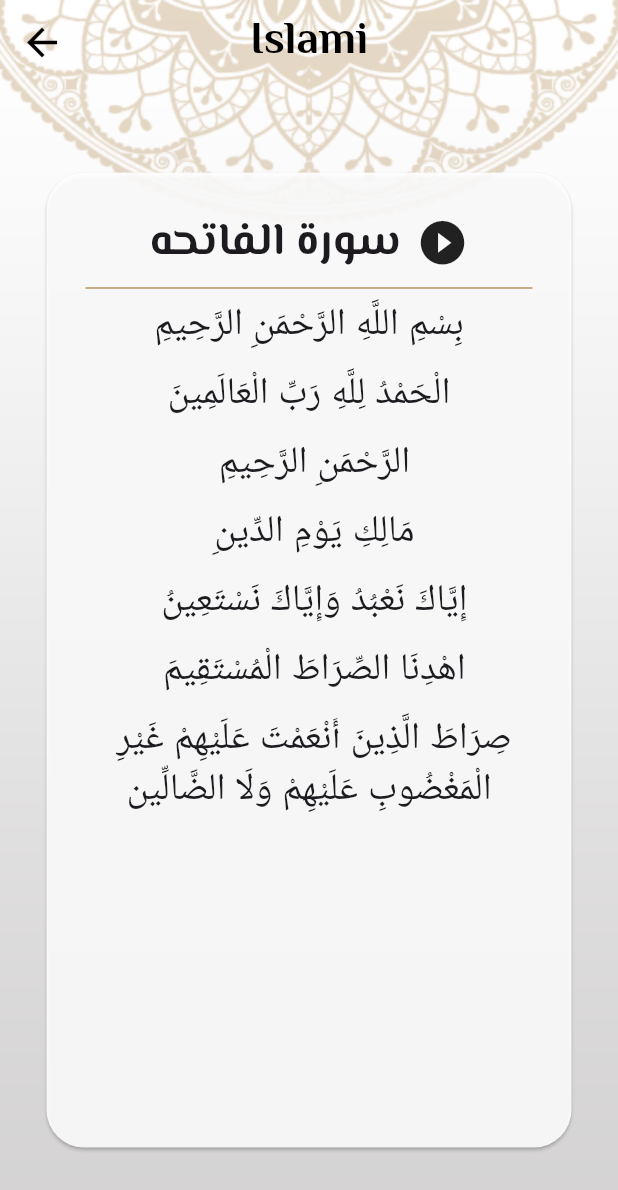
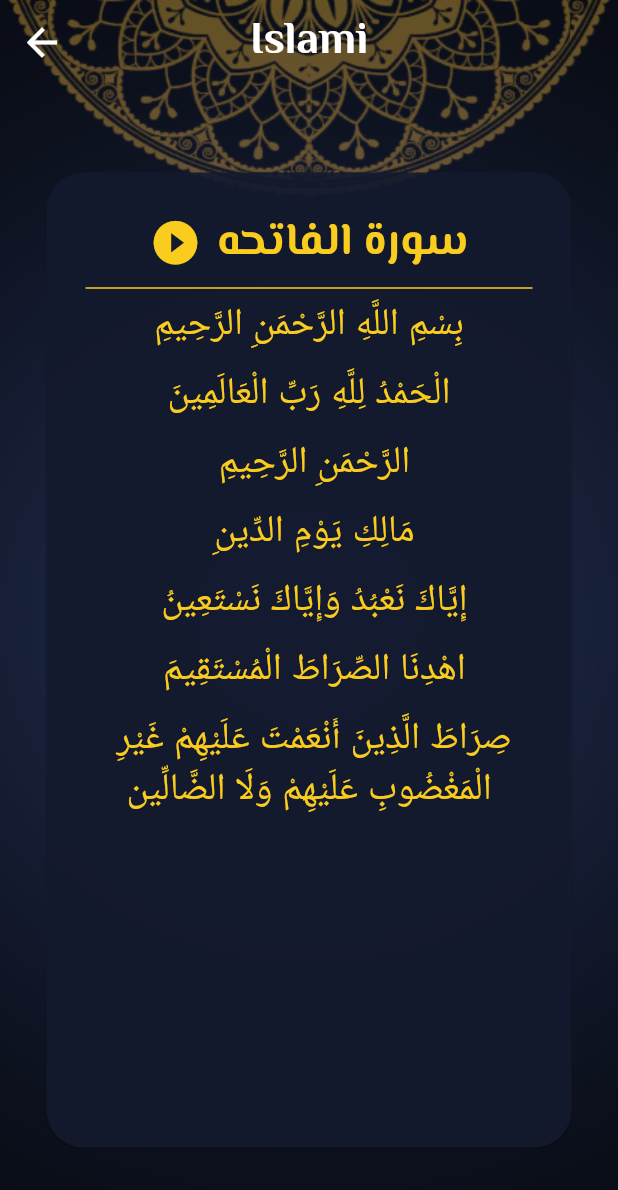
Before and after one commit to Omnia-97/Muslim_app_flutter, a Flutter app: the screen it shows after launch, after a tap on "الفاتحه", on a phone screen of 412 x 824 dp. Shown: the top 1190 px of the screen. Run offline on Flutter 3.47's test engine with Material 3 defaults, Android fonts, the phone set to English and light mode, and no system bars; our stand-ins replace google_fonts; generated files the repository leaves out were written again.

Commit message:
apply provider and darkMode

```diff
--- a/lib/islami_app_theme.dart
+++ b/lib/islami_app_theme.dart
@@ -5,6 +5,8 @@ import 'package:google_fonts/google_fonts.dart';
 
 class MyThemeData {
   static const Color primaryColor = Color(0xFFB7935F);
+  static const Color primaryDarkColor = Color(0xFF141A2E);
+static const Color amberColor =Color(0xFFFACC1D);
   static const Color blackColor = Colors.black;
   static const Color whiteColor = Colors.white;
   static ThemeData lightTheme = ThemeData(
@@ -61,5 +63,59 @@ class MyThemeData {
       unselectedItemColor: whiteColor,
     ),
   );
-  static ThemeData darkTheme = ThemeData();
+  static ThemeData darkTheme = ThemeData(
+    brightness: Brightness.dark,
+    primaryColor: primaryDarkColor,
+    dividerTheme: DividerThemeData(
+      color: amberColor,
+      thickness: 3,
+    ),
+    textTheme: TextTheme(
+      titleSmall: GoogleFonts.inter(
+        fontSize: 25,
+        letterSpacing: .5,
+        fontWeight: FontWeight.w500,
+        color: Color(0xFF0F1424) ,
+      ),
+      bodySmall: GoogleFonts.inter(
+        fontSize: 25,
+        letterSpacing: .5,
+        fontWeight: FontWeight.w500,
+      ),
+      bodyMedium: GoogleFonts.elMessiri(
+        fontSize: 25,
+        fontWeight: FontWeight.w600,
+      ),
+      bodyLarge: GoogleFonts.elMessiri(
+        fontSize: 30,
+        fontWeight: FontWeight.bold,
+
+      ),
+    ),
+    scaffoldBackgroundColor: Colors.transparent,
+    appBarTheme: AppBarTheme(
+      centerTitle: true,
+      elevation: 0,
+      scrolledUnderElevation: 0,
+      backgroundColor: Colors.transparent,
+      iconTheme: IconThemeData(
+        color: whiteColor,
+        size: 30,
+      ),
+      titleTextStyle: GoogleFonts.elMessiri(
+        fontSize: 30,
+        fontWeight: FontWeight.bold,
+        color: whiteColor,
+      ),
+    ),
+    bottomNavigationBarTheme: BottomNavigationBarThemeData(
+      elevation: 0,
+      selectedItemColor: amberColor,
+      showSelectedLabels: true,
+      showUnselectedLabels: false,
+      type: BottomNavigationBarType.fixed,
+      backgroundColor: primaryDarkColor,
+      unselectedItemColor: whiteColor,
+    ),
+  );
 }
--- a/lib/main.dart
+++ b/lib/main.dart
@@ -27,10 +27,11 @@ class IslamiApp extends StatelessWidget {
     return MaterialApp(
       localizationsDelegates: AppLocalizations.localizationsDelegates,
       supportedLocales: AppLocalizations.supportedLocales,
-      locale: Locale('${provider.languageCode}'),
+      locale: Locale(provider.languageCode),
       debugShowCheckedModeBanner: false,
       theme: MyThemeData.lightTheme,
       darkTheme: MyThemeData.darkTheme,
+      themeMode: provider.themeMode,
       routes: {
         SplashScreen.routeName: (context) => SplashScreen(),
         HomeScreen.routeName: (context) => HomeScreen(),
--- a/lib/pages/home/home.dart
+++ b/lib/pages/home/home.dart
@@ -5,6 +5,8 @@ import 'package:islami_app/pages/home/tabs/quran_tab.dart';
 import 'package:islami_app/pages/home/tabs/radio_tab.dart';
 import 'package:islami_app/pages/home/tabs/sebha_tab.dart';
 import 'package:islami_app/pages/home/tabs/settings_tab.dart';
+import 'package:islami_app/providers/my_provider.dart';
+import 'package:provider/provider.dart';
 
 class HomeScreen extends StatefulWidget {
   HomeScreen({super.key});
@@ -19,11 +21,12 @@ class _HomeScreenState extends State<HomeScreen> {
 
   @override
   Widget build(BuildContext context) {
+    var provider =Provider.of<MyProvider>(context);
     return Stack(
       children: [
         Image(
           image: AssetImage(
-            'assets/images/background_home.png',
+            provider.changeBackGround(),
           ),
           fit: BoxFit.fill,
           width: double.infinity,
--- a/lib/pages/home/tabs/quran_tab.dart
+++ b/lib/pages/home/tabs/quran_tab.dart
@@ -1,7 +1,9 @@
 import 'package:flutter/material.dart';
 import 'package:islami_app/islami_app_theme.dart';
 import 'package:flutter_gen/gen_l10n/app_localizations.dart';
+import 'package:islami_app/providers/my_provider.dart';
 import 'package:islami_app/widgets/quran_title_widget.dart';
+import 'package:provider/provider.dart';
 
 class QuranTab extends StatelessWidget {
   QuranTab({super.key});
@@ -240,6 +242,7 @@ class QuranTab extends StatelessWidget {
 
   @override
   Widget build(BuildContext context) {
+    var provider =Provider.of<MyProvider>(context);
     return Column(
       children: [
         Container(
@@ -255,23 +258,25 @@ class QuranTab extends StatelessWidget {
           children: [
             Expanded(
               child: Text(
+                AppLocalizations.of(context)!.suraName,
+                style: Theme.of(context).textTheme.bodyMedium,
+                textAlign: TextAlign.center,
+              ),
+            ),
+
+            Container(
+              width: 1.5,
+              height: 38,
+              color: provider.changeContainerColor(),
+            ),
+            Expanded(
+              child: Text(
                 AppLocalizations.of(context)!.ayatNumber,
                 style: Theme.of(context).textTheme.bodyMedium,
                 textAlign: TextAlign.center,
               ),
             ),
-            Container(
-              width: 1.5,
-              height: 38,
-              color: MyThemeData.primaryColor,
-            ),
-            Expanded(
-              child: Text(
-                AppLocalizations.of(context)!.suraName,
-                style: Theme.of(context).textTheme.bodyMedium,
-                textAlign: TextAlign.center,
-              ),
-            ),
+
           ],
         ),
         const Divider(),
--- a/lib/pages/splash_Screen.dart
+++ b/lib/pages/splash_Screen.dart
@@ -1,4 +1,6 @@
 import 'package:flutter/material.dart';
+import 'package:islami_app/providers/my_provider.dart';
+import 'package:provider/provider.dart';
 
 import 'home/home.dart';
 
@@ -25,10 +27,13 @@ class _SplashScreenState extends State<SplashScreen> {
 
   @override
   Widget build(BuildContext context) {
+    var provider = Provider.of<MyProvider>(context);
     return Container(
       decoration: BoxDecoration(
         image: DecorationImage(
-          image: AssetImage('assets/images/Splash.png'),
+          image: AssetImage(
+            provider.changeSplashScreen(),
+          ),
           fit: BoxFit.fill,
         ),
       ),
--- a/lib/providers/my_provider.dart
+++ b/lib/providers/my_provider.dart
@@ -1,9 +1,88 @@
 import 'package:flutter/material.dart';
+import 'package:islami_app/islami_app_theme.dart';
 
 class MyProvider extends ChangeNotifier {
   String languageCode = "en";
+  ThemeMode themeMode=  ThemeMode.dark ;
   void changeLanguage(String langCode) {
     languageCode = langCode;
     notifyListeners();
   }
+  void changeThemeMode (ThemeMode mode){
+    themeMode =mode;
+    notifyListeners();
+  }
+  String changeSplashScreen(){
+    if(themeMode ==ThemeMode.light){
+      return "assets/images/Splash.png" ;
+    }
+    else{
+      return "assets/images/splash_dark_mode.png";
+    }
+  }
+  String changeBackGround(){
+    if(themeMode ==ThemeMode.light){
+      return "assets/images/background_home.png" ;
+    }
+    else{
+      return "assets/images/bg_dark.png";
+    }
+  }
+  Color changeContainerColor(){
+    if(themeMode ==ThemeMode.light){
+      return MyThemeData.primaryColor ;
+    }
+    else{
+      return MyThemeData.amberColor;
+    }
+  }
+  Color changeCardColor(){
+    if(themeMode ==ThemeMode.light){
+      return MyThemeData.whiteColor.withOpacity(.9) ;
+    }
+    else{
+      return MyThemeData.primaryDarkColor.withOpacity(.9);
+    }
+  }
+  Color changeQuranTextColor(){
+    if(themeMode ==ThemeMode.light){
+      return MyThemeData.blackColor ;
+    }
+    else{
+      return MyThemeData.amberColor;
+    }
+  }
+  String changeSeb7aImage(){
+    if(themeMode ==ThemeMode.light){
+      return "assets/images/sebha_screen.png" ;
+    }
+    else{
+      return "assets/images/sebha_darkMode.png";
+    }
+  }
+  Color changeCounterContainerColor(){
+    if(themeMode ==ThemeMode.light){
+      return MyThemeData.primaryColor.withOpacity(.57) ;
+    }
+    else{
+      return MyThemeData.primaryDarkColor.withOpacity(.8);
+    }
+  }
+  String changeBackIc(){
+    if(themeMode ==ThemeMode.light){
+      return "assets/images/Ic_metro-back.png" ;
+    }
+    else{
+      return "assets/images/Icon metro-back_dark.png";
+    }
+  }
+  String changeNextIc(){
+    if(themeMode ==ThemeMode.light){
+      return "assets/images/Ic_metro-next.png" ;
+    }
+    else{
+      return "assets/images/Icon metro-next_dark.png";
+    }
+  }
+
 }
--- a/lib/sura_details/sura_details.dart
+++ b/lib/sura_details/sura_details.dart
@@ -1,8 +1,10 @@
 import 'package:flutter/material.dart';
 import 'package:flutter/services.dart';
+import 'package:google_fonts/google_fonts.dart';
 import 'package:islami_app/islami_app_theme.dart';
 import 'package:islami_app/model/sura_model.dart';
 import 'package:flutter_gen/gen_l10n/app_localizations.dart';
+import 'package:islami_app/providers/my_provider.dart';
 import 'package:islami_app/sura_details/sura_details_provider.dart';
 import 'package:provider/provider.dart';
 
@@ -13,10 +15,7 @@ class SuraDetails extends StatelessWidget {
   @override
   Widget build(BuildContext context) {
     var model = ModalRoute.of(context)!.settings.arguments as SuraModel;
-    /* if (verses.isEmpty) {
-      loadFile(model.index);
-    }*/
-
+    var provider2 = Provider.of<MyProvider>(context);
     return ChangeNotifierProvider<SuraDetailsProvider>(
       create: (context) => SuraDetailsProvider()..loadFile(model.index),
       builder: (context, child) {
@@ -24,7 +23,9 @@ class SuraDetails extends StatelessWidget {
         return Container(
           decoration: BoxDecoration(
             image: DecorationImage(
-                image: AssetImage('assets/images/background_home.png'),
+                image: AssetImage(
+                  provider2.changeBackGround(),
+                ),
                 fit: BoxFit.fill),
           ),
           child: Scaffold(
@@ -39,7 +40,7 @@ class SuraDetails extends StatelessWidget {
                 width: 400,
                 child: Card(
                   margin: EdgeInsets.all(25),
-                  color: MyThemeData.whiteColor.withOpacity(.9),
+                  color: provider2.changeCardColor(),
                   shape: OutlineInputBorder(
                     borderRadius: BorderRadius.circular(25),
                     borderSide: BorderSide(color: Colors.transparent),
@@ -53,17 +54,22 @@ class SuraDetails extends StatelessWidget {
                           child: Row(
                             mainAxisAlignment: MainAxisAlignment.center,
                             children: [
-                              Text(
-                                'سورة ${model.name}',
-                                style: Theme.of(context).textTheme.bodyLarge,
-                                textAlign: TextAlign.center,
+                              Icon(
+                                Icons.play_circle_filled_outlined,
+                                size: 35,
+                                color: provider2.changeQuranTextColor(),
                               ),
                               SizedBox(
                                 width: 10,
                               ),
-                              Icon(
-                                Icons.play_circle_filled_outlined,
-                                size: 35,
+                              Text(
+                                'سورة ${model.name}',
+                                style: GoogleFonts.elMessiri(
+                                  textStyle:
+                                      Theme.of(context).textTheme.bodyLarge,
+                                  color: provider2.changeQuranTextColor(),
+                                ),
+                                textAlign: TextAlign.center,
                               ),
                             ],
                           ),
@@ -83,8 +89,11 @@ class SuraDetails extends StatelessWidget {
                                 children: [
                                   Text(
                                     provider.verses[index],
-                                    style:
-                                        Theme.of(context).textTheme.bodySmall,
+                                    style: GoogleFonts.inter(
+                                      textStyle:
+                                          Theme.of(context).textTheme.bodySmall,
+                                      color: provider2.changeQuranTextColor(),
+                                    ),
                                     textAlign: TextAlign.center,
                                   ),
                                 ],
--- a/lib/widgets/quran_title_widget.dart
+++ b/lib/widgets/quran_title_widget.dart
@@ -1,4 +1,6 @@
 import 'package:flutter/material.dart';
+import 'package:islami_app/providers/my_provider.dart';
+import 'package:provider/provider.dart';
 
 import '../islami_app_theme.dart';
 import '../model/sura_model.dart';
@@ -7,34 +9,25 @@ import '../sura_details/sura_details.dart';
 class QuranTitleWidget extends StatelessWidget {
   final String suraName;
   final String versesNumber;
-  int index ;
+  int index;
   QuranTitleWidget(
-      {required this.index,required this.suraName, required this.versesNumber, super.key});
+      {required this.index,
+      required this.suraName,
+      required this.versesNumber,
+      super.key});
 
   @override
   Widget build(BuildContext context) {
+    var provider =Provider.of<MyProvider>(context);
     return Row(
       children: [
-        Expanded(
-          child: Text(
-            versesNumber,
-            style: Theme.of(context).textTheme.bodySmall,
-            textAlign: TextAlign.center,
-          ),
-        ),
-        Container(
-          width: 1.5,
-          height: 38,
-          color: MyThemeData.primaryColor,
-        ),
         Expanded(
           child: InkWell(
             onTap: () {
               Navigator.pushNamed(
                 context,
                 SuraDetails.routeName,
-                arguments:
-                SuraModel(name: suraName, index: index),
+                arguments: SuraModel(name: suraName, index: index),
               );
             },
             child: Text(
@@ -44,6 +37,19 @@ class QuranTitleWidget extends StatelessWidget {
             ),
           ),
         ),
+        Container(
+          width: 1.5,
+          height: 38,
+          color:provider.changeContainerColor(),
+        ),
+        Expanded(
+          child: Text(
+            versesNumber,
+            style: Theme.of(context).textTheme.bodySmall,
+            textAlign: TextAlign.center,
+          ),
+        ),
+
       ],
     );
   }
```
Also changed, not shown: lib/ahadeth_details/ahadth_details_provider.dart (+28 -0 lines), lib/ahadeth_details/hadeth_details.dart (+14 -4 lines), lib/bottom_sheet/theme_bottom_sheet.dart (+59 -0 lines), lib/pages/home/tabs/ahadeth_tab.dart (+11 -36 lines), lib/pages/home/tabs/radio_tab.dart (+10 -3 lines), lib/pages/home/tabs/sebha_tab.dart (+6 -5 lines), lib/pages/home/tabs/settings_tab.dart (+30 -5 lines), assets/images/Icon metro-back_dark.png (added), assets/images/Icon metro-next_dark.png (added), assets/images/bg_dark.png (added), assets/images/sebha_darkMode.png (added), assets/images/splash_dark_mode.png (added).
